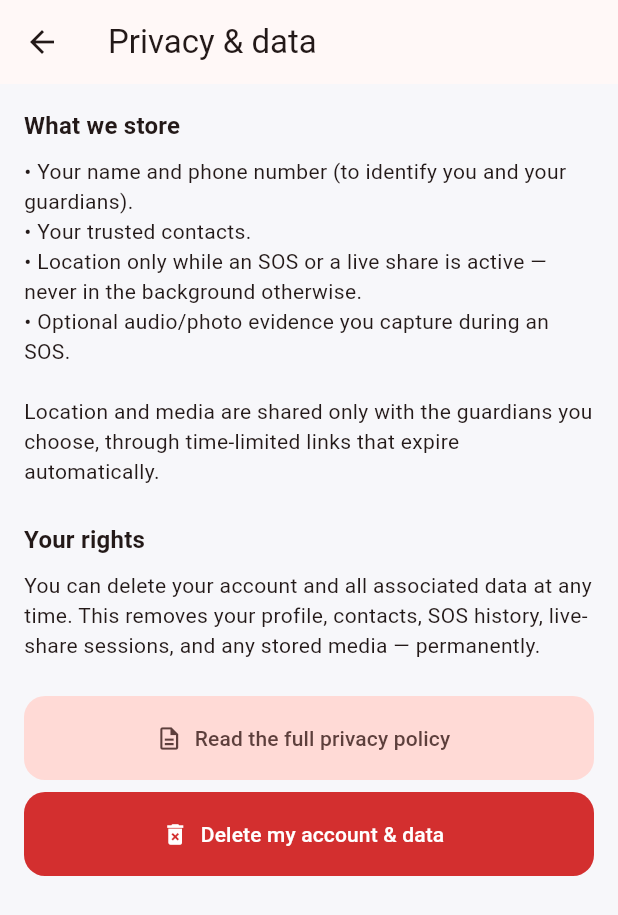
After one commit to Yash01052002/Safety, a Flutter app: the screen it shows once a user with an empty profile is signed in, after a tap on the "privacy tip" icon, on a phone screen of 412 x 824 dp. The commit adds this screen. Shown: the top 915 px of the screen. Run offline on Flutter 3.47's test engine with Material 3 defaults, Android fonts, the phone set to English and light mode, and no system bars; our stand-ins replace app_links, audioplayers, battery_plus, cloud_firestore, cloud_functions, firebase_auth and 10 more; missing offline and left inert: flutter_background_service, quick_actions, record, torch_light; accounts and stored records are empty; network calls fail.

Commit message:
Phase 5: hardening, privacy compliance, and launch prep
Code deliverables of the hardening phase:
- Expiring track links: publicTracks carry an expiresAt; firestore.rules deny
  reads after expiry (24h for SOS, session-scoped for shares, ~10 min after
  'safe'), so a leaked capability URL can't be replayed indefinitely
- Locale-aware emergency numbers (EmergencyNumbers): guardian 'Call police'
  dials the right number per region instead of a hardcoded 112
- Account & data deletion (AccountService + deleteUserData callable +
  onAuthUserDeleted backstop) purges contacts, events/subcollections, live
  sessions, public tracks, and Storage media; purgeOldData retention job
  deletes resolved events >90d and expired tracks nightly (GDPR/DPDP/CCPA)
- Privacy & data-controls screen with a plain-language data summary and a
  guarded delete flow; reachable from the home app bar
- Localization scaffolding: l10n.yaml + English and Hindi ARBs, global
  delegates and supportedLocales wired (en/hi); generate:true enabled
- Accessibility: SOS button exposes a semantic label/hint and assistive-tech
  activation
- Docs: PRIVACY_POLICY, COMPLIANCE (store data-safety mapping), STORE_LISTING,
  and LAUNCH_CHECKLIST tracking remaining process/testing/ops items

Cloud Function, rules, JSON/ARB, manifest and plist all validated.

```diff
--- /dev/null
+++ b/app/l10n.yaml
@@ -0,0 +1,4 @@
+arb-dir: lib/l10n
+template-arb-file: app_en.arb
+output-localization-file: app_localizations.dart
+output-class: AppLocalizations
--- /dev/null
+++ b/app/lib/core/services/account_service.dart
@@ -0,0 +1,20 @@
+import 'package:cloud_functions/cloud_functions.dart';
+import 'package:firebase_auth/firebase_auth.dart';
+
+/// Account & data controls required for privacy compliance (GDPR / India DPDP /
+/// CCPA): the user can delete their account and all associated data.
+///
+/// The heavy lifting (subcollections, Storage media, public tracks) runs
+/// server-side in the `deleteUserData` callable so nothing is orphaned; the
+/// client then removes the auth account and signs out.
+class AccountService {
+  Future<void> deleteAccountAndData() async {
+    // Purge Firestore + Storage data with admin privileges.
+    await FirebaseFunctions.instance.httpsCallable('deleteUserData').call();
+
+    // Remove the auth identity. May require a recent sign-in; callers should
+    // handle FirebaseAuthException('requires-recent-login') by re-authing.
+    await FirebaseAuth.instance.currentUser?.delete();
+    await FirebaseAuth.instance.signOut();
+  }
+}
--- a/app/lib/core/services/firestore_alert_gateway.dart
+++ b/app/lib/core/services/firestore_alert_gateway.dart
@@ -76,10 +76,13 @@ class FirestoreAlertGateway implements AlertGateway {
       'status': status.name,
       'endedAt': FieldValue.serverTimestamp(),
     }, SetOptions(merge: true));
-    // Reflect resolution to the web page so it can stop and show "safe".
+    // Reflect resolution to the web page so it can stop and show "safe", and
+    // expire the public link shortly after (brief grace for the final state).
     await _publicTrack(eventId).set({
       'status': status.name,
       'endedAt': FieldValue.serverTimestamp(),
+      'expiresAt':
+          Timestamp.fromDate(DateTime.now().add(const Duration(minutes: 10))),
     }, SetOptions(merge: true));
   }
 
--- a/app/lib/features/home/home_screen.dart
+++ b/app/lib/features/home/home_screen.dart
@@ -13,6 +13,7 @@ import '../../core/services/settings_service.dart';
 import '../../core/theme/app_theme.dart';
 import '../contacts/contacts_screen.dart';
 import '../live/live_share_card.dart';
+import '../privacy/privacy_screen.dart';
 import '../settings/shake_settings_screen.dart';
 import '../sos/shake_detector.dart';
 import '../sos/sos_button.dart';
@@ -168,6 +169,13 @@ class _HomeScreenState extends State<HomeScreen> {
               builder: (_) => const ShakeSettingsScreen(),
             )),
           ),
+          IconButton(
+            icon: const Icon(Icons.privacy_tip_outlined),
+            tooltip: 'Privacy & data',
+            onPressed: () => Navigator.of(context).push(MaterialPageRoute(
+              builder: (_) => const PrivacyScreen(),
+            )),
+          ),
         ],
       ),
       body: Center(
--- a/app/lib/features/live/guardian_map_screen.dart
+++ b/app/lib/features/live/guardian_map_screen.dart
@@ -5,6 +5,7 @@ import 'package:google_maps_flutter/google_maps_flutter.dart';
 import 'package:url_launcher/url_launcher.dart';
 
 import '../../core/models/ack.dart';
+import '../../core/services/emergency_numbers.dart';
 import '../../core/services/firestore_alert_gateway.dart';
 
 /// In-app live map a guardian uses to watch a shared session. Reads the same
@@ -48,7 +49,8 @@ class _GuardianMapScreenState extends State<GuardianMapScreen> {
     if (mounted) setState(() => _acked = true);
 
     if (response == AckResponse.callingPolice) {
-      final uri = Uri.parse('tel:112'); // region-specific; see Phase 4 notes
+      // Dial the guardian's local emergency number.
+      final uri = Uri.parse('tel:${EmergencyNumbers.forDeviceLocale()}');
       if (await canLaunchUrl(uri)) await launchUrl(uri);
     }
   }
--- /dev/null
+++ b/app/lib/features/privacy/privacy_screen.dart
@@ -0,0 +1,104 @@
+import 'package:flutter/material.dart';
+
+import '../../core/services/account_service.dart';
+
+/// Privacy & data controls (GDPR / India DPDP / CCPA). Explains what data is
+/// collected and lets the user delete their account and all data.
+class PrivacyScreen extends StatefulWidget {
+  const PrivacyScreen({super.key, this.accountService});
+
+  final AccountService? accountService;
+
+  @override
+  State<PrivacyScreen> createState() => _PrivacyScreenState();
+}
+
+class _PrivacyScreenState extends State<PrivacyScreen> {
+  bool _busy = false;
+
+  @override
+  Widget build(BuildContext context) {
+    return Scaffold(
+      appBar: AppBar(title: const Text('Privacy & data')),
+      body: ListView(
+        padding: const EdgeInsets.all(16),
+        children: [
+          Text('What we store', style: Theme.of(context).textTheme.titleMedium),
+          const SizedBox(height: 8),
+          const Text(
+            '• Your name and phone number (to identify you and your guardians).\n'
+            '• Your trusted contacts.\n'
+            '• Location only while an SOS or a live share is active — never in '
+            'the background otherwise.\n'
+            '• Optional audio/photo evidence you capture during an SOS.\n\n'
+            'Location and media are shared only with the guardians you choose, '
+            'through time-limited links that expire automatically.',
+          ),
+          const SizedBox(height: 24),
+          Text('Your rights', style: Theme.of(context).textTheme.titleMedium),
+          const SizedBox(height: 8),
+          const Text(
+            'You can delete your account and all associated data at any time. '
+            'This removes your profile, contacts, SOS history, live-share '
+            'sessions, and any stored media — permanently.',
+          ),
+          const SizedBox(height: 24),
+          FilledButton.tonalIcon(
+            icon: const Icon(Icons.description_outlined),
+            label: const Text('Read the full privacy policy'),
+            onPressed: () {
+              // Point at your hosted policy (Firebase Hosting / website).
+              // launchUrl(Uri.parse('https://suraksha.app/privacy'));
+            },
+          ),
+          const SizedBox(height: 8),
+          FilledButton.icon(
+            style: FilledButton.styleFrom(backgroundColor: Colors.red.shade700),
+            icon: _busy
+                ? const SizedBox(
+                    width: 18, height: 18, child: CircularProgressIndicator(color: Colors.white, strokeWidth: 2))
+                : const Icon(Icons.delete_forever),
+            label: const Text('Delete my account & data'),
+            onPressed: _busy ? null : _confirmDelete,
+          ),
+        ],
+      ),
+    );
+  }
+
+  Future<void> _confirmDelete() async {
+    final ok = await showDialog<bool>(
+      context: context,
+      builder: (ctx) => AlertDialog(
+        title: const Text('Delete everything?'),
+        content: const Text(
+            'This permanently deletes your account and all your data. It '
+            'cannot be undone.'),
+        actions: [
+          TextButton(
+              onPressed: () => Navigator.pop(ctx, false),
+              child: const Text('Cancel')),
+          FilledButton(
+            style: FilledButton.styleFrom(backgroundColor: Colors.red.shade700),
+            onPressed: () => Navigator.pop(ctx, true),
+            child: const Text('Delete'),
+          ),
+        ],
+      ),
+    );
+    if (ok != true) return;
+
+    setState(() => _busy = true);
+    try {
+      await (widget.accountService ?? AccountService()).deleteAccountAndData();
+      // Auth-state listener returns the app to the login screen.
+    } catch (e) {
+      if (mounted) {
+        setState(() => _busy = false);
+        ScaffoldMessenger.of(context).showSnackBar(
+          SnackBar(content: Text('Could not delete: $e. Try signing in again.')),
+        );
+      }
+    }
+  }
+}
--- a/app/lib/features/sos/sos_button.dart
+++ b/app/lib/features/sos/sos_button.dart
@@ -38,11 +38,16 @@ class _SosButtonState extends State<SosButton>
 
   @override
   Widget build(BuildContext context) {
-    return GestureDetector(
-      onTapDown: (_) => _hold.forward(),
-      onTapUp: (_) => _hold.reset(),
-      onTapCancel: () => _hold.reset(),
-      child: AnimatedBuilder(
+    return Semantics(
+      button: true,
+      label: 'Send SOS',
+      hint: 'Press and hold to alert your guardians',
+      onTap: widget.onTriggered, // lets assistive tech trigger it directly
+      child: GestureDetector(
+        onTapDown: (_) => _hold.forward(),
+        onTapUp: (_) => _hold.reset(),
+        onTapCancel: () => _hold.reset(),
+        child: AnimatedBuilder(
         animation: _hold,
         builder: (context, _) {
           return Container(
@@ -91,6 +96,7 @@ class _SosButtonState extends State<SosButton>
             ),
           );
         },
+        ),
       ),
     );
   }
--- /dev/null
+++ b/app/lib/l10n/app_en.arb
@@ -0,0 +1,18 @@
+{
+  "@@locale": "en",
+  "appTitle": "Suraksha",
+  "holdForSos": "HOLD FOR SOS",
+  "shakeOrHoldHint": "Shake your phone or hold the button to alert your guardians.",
+  "sendingSos": "Sending SOS…",
+  "imSafeCancel": "I'm safe — cancel",
+  "sosActive": "SOS ACTIVE",
+  "liveLocationShared": "Your live location is being shared with your guardians.",
+  "imSafeStop": "I'm safe now — stop sharing",
+  "shareLiveLocation": "Share live location",
+  "trustedContacts": "Trusted contacts",
+  "shakeSettings": "Shake to alert",
+  "onMyWay": "On my way",
+  "callPolice": "Call police",
+  "helpIsComing": "Help is coming",
+  "deleteAccount": "Delete my account & data"
+}
--- a/app/lib/main.dart
+++ b/app/lib/main.dart
@@ -1,5 +1,6 @@
 import 'package:flutter/material.dart';
 import 'package:flutter/foundation.dart';
+import 'package:flutter_localizations/flutter_localizations.dart';
 import 'package:firebase_core/firebase_core.dart';
 import 'package:provider/provider.dart';
 
@@ -63,6 +64,18 @@ class SurakshaApp extends StatelessWidget {
         debugShowCheckedModeBanner: false,
         theme: AppTheme.light(),
         darkTheme: AppTheme.dark(),
+        // Localization. After the first `flutter run` generates AppLocalizations
+        // from lib/l10n/*.arb, add `AppLocalizations.delegate` to this list and
+        // swap hardcoded strings for `AppLocalizations.of(context)!.<key>`.
+        localizationsDelegates: const [
+          GlobalMaterialLocalizations.delegate,
+          GlobalWidgetsLocalizations.delegate,
+          GlobalCupertinoLocalizations.delegate,
+        ],
+        supportedLocales: const [
+          Locale('en'),
+          Locale('hi'),
+        ],
         home: firebaseReady ? AuthGate(auth: AuthService()) : const _DevHome(),
       ),
     );
--- a/app/pubspec.yaml
+++ b/app/pubspec.yaml
@@ -37,6 +37,11 @@ dependencies:
   cloud_firestore: ^4.15.8
   firebase_messaging: ^14.7.19
   firebase_storage: ^11.6.9        # SOS media (audio/photo evidence)
+  cloud_functions: ^4.6.9          # callable: account/data deletion
+
+  # Localization
+  flutter_localizations:
+    sdk: flutter
 
   # Media capture + emergency alarm (Phase 4)
   record: ^5.0.5                   # audio recording on SOS
@@ -64,3 +69,4 @@ dev_dependencies:
 
 flutter:
   uses-material-design: true
+  generate: true # runs gen-l10n from lib/l10n/*.arb (see l10n.yaml)
```
Also changed, not shown: app/lib/core/repositories/live_share_repository.dart (+14 -2 lines), app/lib/core/services/emergency_numbers.dart (added, +45 -0 lines), app/lib/l10n/app_hi.arb (added, +18 -0 lines), 7 other files.
